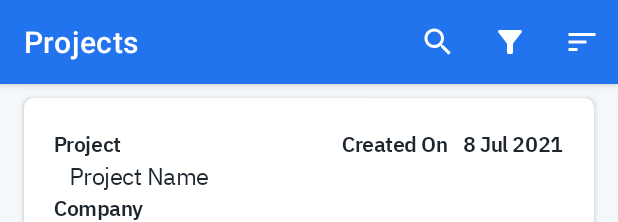
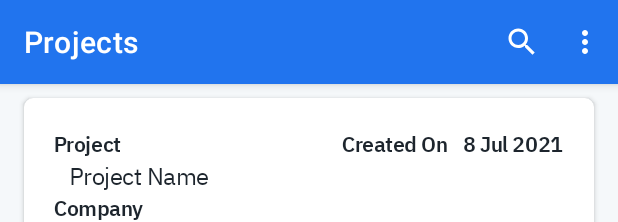
Before and after one commit to mohithaiyappa/NiramaiAssignment, an Android app: the layout activity_main.xml on its own in the app's theme, with its tools: preview values and no code run, on a phone screen of 412 x 824 dp. Shown: the top 222 px of the screen. Run offline under Robolectric (Android 15) with nearby library versions, the phone set to English and light mode, and no system bars.

Commit message:
:zap: Filter Menu Option Removed. Filter Always Visible.

```diff
--- a/app/src/main/res/layout/activity_main.xml
+++ b/app/src/main/res/layout/activity_main.xml
@@ -34,7 +34,7 @@
             android:layout_height="wrap_content"
             android:background="@color/mystic"
             android:scrollbars="none"
-            android:visibility="gone">
+            android:visibility="visible">
 
             <com.google.android.material.chip.ChipGroup
                 android:id="@+id/chipGroup"
--- a/app/src/main/res/menu/top_app_bar.xml
+++ b/app/src/main/res/menu/top_app_bar.xml
@@ -8,16 +8,11 @@
         android:contentDescription="@string/content_description_search"
         app:actionViewClass="androidx.appcompat.widget.SearchView"
         app:showAsAction="always|collapseActionView" />
-    <item
-        android:id="@+id/filter"
-        android:icon="@drawable/ic_filter"
-        android:title="@string/filter"
-        android:contentDescription="@string/content_description_filter"
-        app:showAsAction="ifRoom"/>
+
     <item
         android:id="@+id/sort"
         android:icon="@drawable/ic_sort"
         android:title="@string/sort"
         android:contentDescription="@string/content_description_sort"
-        app:showAsAction="ifRoom"/>
+        app:showAsAction="never"/>
 </menu>
--- a/app/src/main/res/values/themes.xml
+++ b/app/src/main/res/values/themes.xml
@@ -8,13 +8,14 @@
         <!-- Secondary brand color. -->
         <item name="colorSecondary">@color/teal_200</item>
         <item name="colorSecondaryVariant">@color/teal_700</item>
-        <item name="colorOnSecondary">@color/black</item>
+        <item name="colorOnSecondary">@color/white</item>
         <!-- Status bar color. -->
         <item name="android:statusBarColor" tools:targetApi="l">?attr/colorPrimary</item>
         <item name="windowActionBar">false</item>
         <!-- Customize your theme here. -->
         <item name="textAppearanceBody2">@style/TextAppearance.App.Body2</item>
         <item name="chipStyle">@style/Widget.App.Chip</item>
+        <item name="searchViewStyle">@style/AppTheme.SearchView</item>
     </style>
 
     <style name="Widget.App.Chip" parent="Widget.MaterialComponents.Chip.Entry">
@@ -31,6 +32,13 @@
         <item name="shapeAppearanceOverlay">@null</item>
     </style>
 
+    <style name="AppTheme.SearchView" parent="Widget.AppCompat.SearchView">
+        <item name="searchIcon">@null</item>
+        <item name="closeIcon">@null</item>
+        <item name="android:textColor">@color/white</item>
+    </style>
+
+
     <style name="TextAppearance.App.Body2" parent="TextAppearance.MaterialComponents.Body2">
         <item name="fontFamily">@font/ibm_plex_sans</item>
         <item name="android:fontFamily">@font/ibm_plex_sans</item>
```
Also changed, not shown: app/src/main/java/com/example/niramaiassignment/ui/home/HomeActivity.kt (+14 -21 lines).
